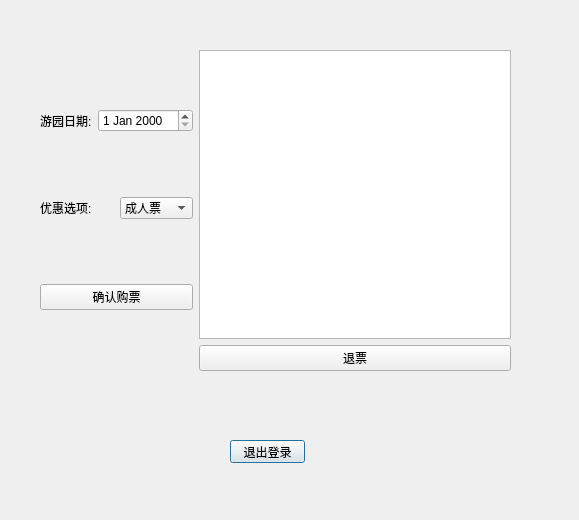
Before: the Qt Designer form code/TicketMaster/userdlg.ui in NorthWardTop/TicketMaster, drawn with Qt 5.
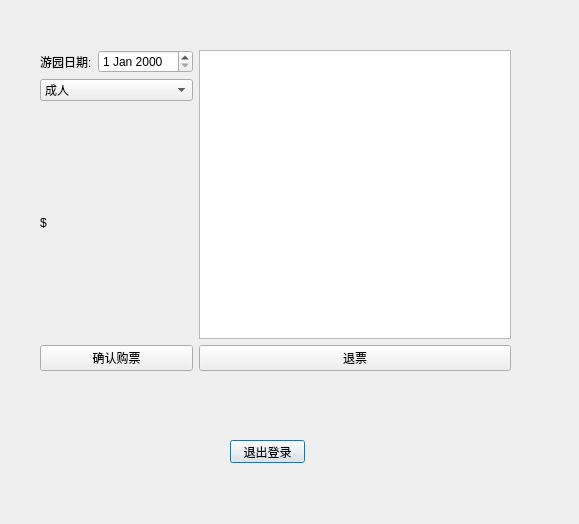
After: the same form once the commit is applied.

The edit to the form file:
```diff
--- a/code/TicketMaster/userdlg.ui
+++ b/code/TicketMaster/userdlg.ui
@@ -7,7 +7,7 @@
     <x>0</x>
     <y>0</y>
     <width>579</width>
-    <height>520</height>
+    <height>524</height>
    </rect>
   </property>
   <property name="windowTitle">
@@ -39,6 +39,8 @@
     <item>
      <layout class="QVBoxLayout" name="verticalLayout">
       <item>
+       <layout class="QVBoxLayout" name="verticalLayout_3">
+        <item>
        <layout class="QHBoxLayout" name="horizontalLayout">
         <item>
          <widget class="QLabel" name="label">
@@ -53,19 +55,10 @@
        </layout>
       </item>
       <item>
-       <layout class="QHBoxLayout" name="horizontalLayout_2">
-        <item>
-         <widget class="QLabel" name="label_2">
-          <property name="text">
-           <string>优惠选项:</string>
-          </property>
-         </widget>
-        </item>
-        <item>
          <widget class="QComboBox" name="cobox_Discount">
           <item>
            <property name="text">
-            <string>成人票</string>
+            <string>成人</string>
            </property>
           </item>
           <item>
@@ -85,6 +78,13 @@
           </item>
          </widget>
         </item>
+        <item>
+         <widget class="QLabel" name="lab_money">
+          <property name="text">
+           <string>$</string>
+          </property>
+         </widget>
+        </item>
        </layout>
       </item>
       <item>
```
Left out of the diff: 6 changed lines with no effect on the pictures. Lines whose indentation alone changed are shown as unchanged.
